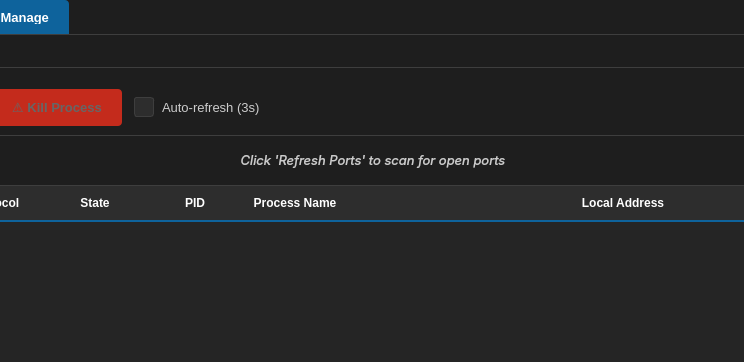
Before: the Qt Designer form mainwindow.ui in justsomerandomdude264/memyze, drawn with Qt 5; both pictures show x 177 to 921 and y 0 to 362 of the 1100 by 700 pixel window.
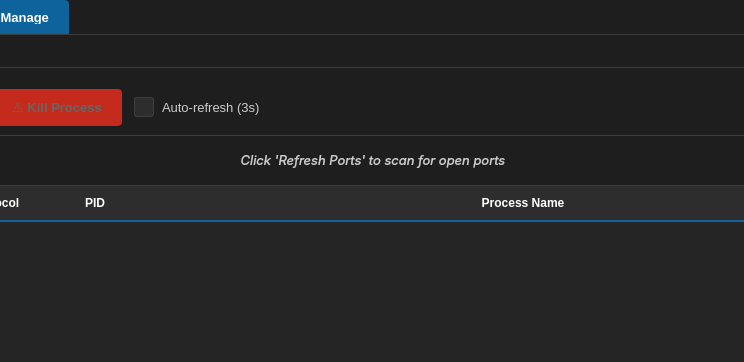
After: the same form once the commit is applied.

Diff of the .ui file:
```diff
--- a/mainwindow.ui
+++ b/mainwindow.ui
@@ -270,6 +270,15 @@
     background-color: #13a313;
 }
 
+/* Confirmation Box */
+QMessageBox QLabel {
+    color: black;
+}
+
+QMessageBox QPushButton {
+    color: black;
+}
+
 /* Table Widget */
 QTableWidget {
     background-color: #252525;
@@ -918,11 +927,6 @@
             <string>Protocol</string>
            </property>
           </column>
-          <column>
-           <property name="text">
-            <string>State</string>
-           </property>
-          </column>
           <column>
            <property name="text">
             <string>PID</string>
@@ -933,11 +937,6 @@
             <string>Process Name</string>
            </property>
           </column>
-          <column>
-           <property name="text">
-            <string>Local Address</string>
-           </property>
-          </column>
          </widget>
         </item>
         <item>
```
